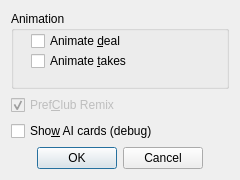
The window that src/ui/optform.ui (infsega/bbpref) describes before a commit, drawn with Qt 5.
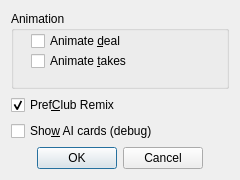
The same window after the commit. Icons and pictures are not drawn.

```diff
--- a/src/ui/optform.ui
+++ b/src/ui/optform.ui
@@ -84,7 +84,7 @@
    <item>
     <widget class="QCheckBox" name="cbPrefClub">
      <property name="enabled">
-      <bool>false</bool>
+      <bool>true</bool>
      </property>
      <property name="sizePolicy">
       <sizepolicy hsizetype="MinimumExpanding" vsizetype="Fixed">
```
